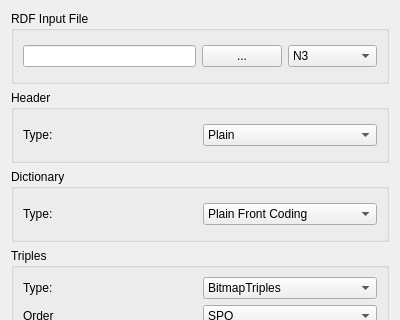
Old version of the form hdt-it/hdtspecform.ui in the repository rdfhdt/hdt-cpp; both pictures show x 0 to 400 and y 0 to 320 of the 400 by 462 pixel window.
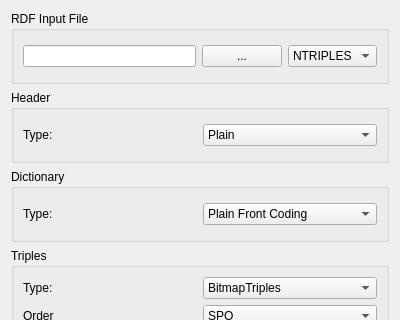
New version of the form.

The edit to the form file:
```diff
--- a/hdt-it/hdtspecform.ui
+++ b/hdt-it/hdtspecform.ui
@@ -40,6 +40,11 @@
         </item>
         <item>
          <widget class="QComboBox" name="rdfInputCombo">
+          <item>
+           <property name="text">
+            <string>NTRIPLES</string>
+           </property>
+          </item>
           <item>
            <property name="text">
             <string>N3</string>
```
Left out of the diff: 5 changed lines with no effect on the pictures.
